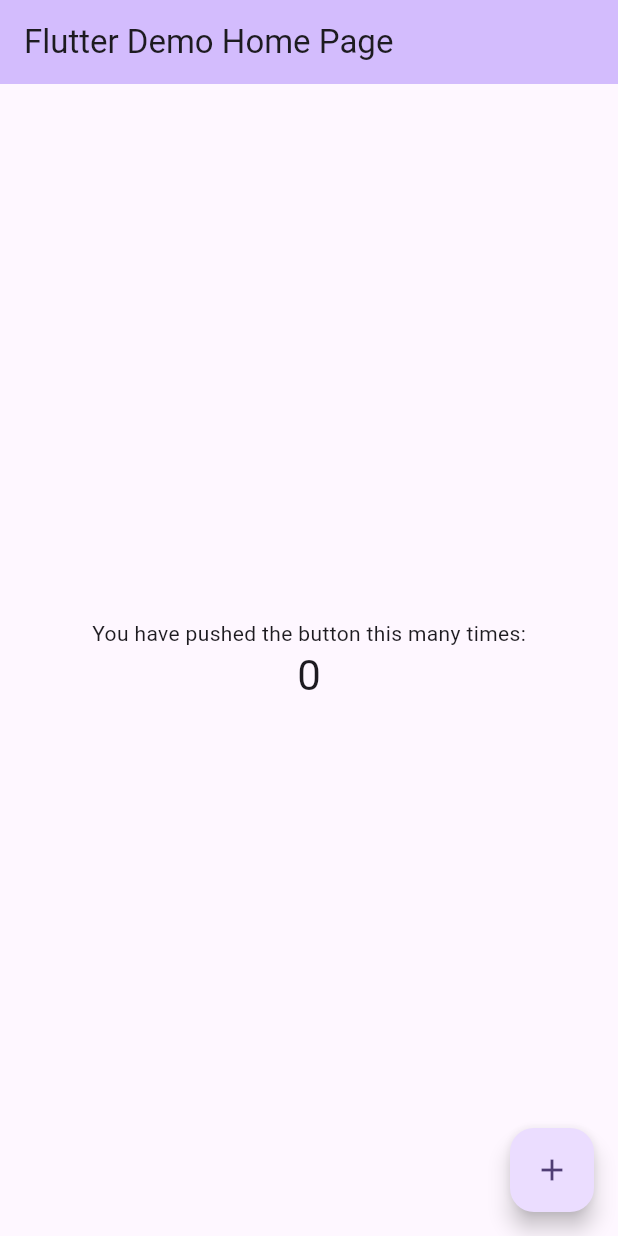
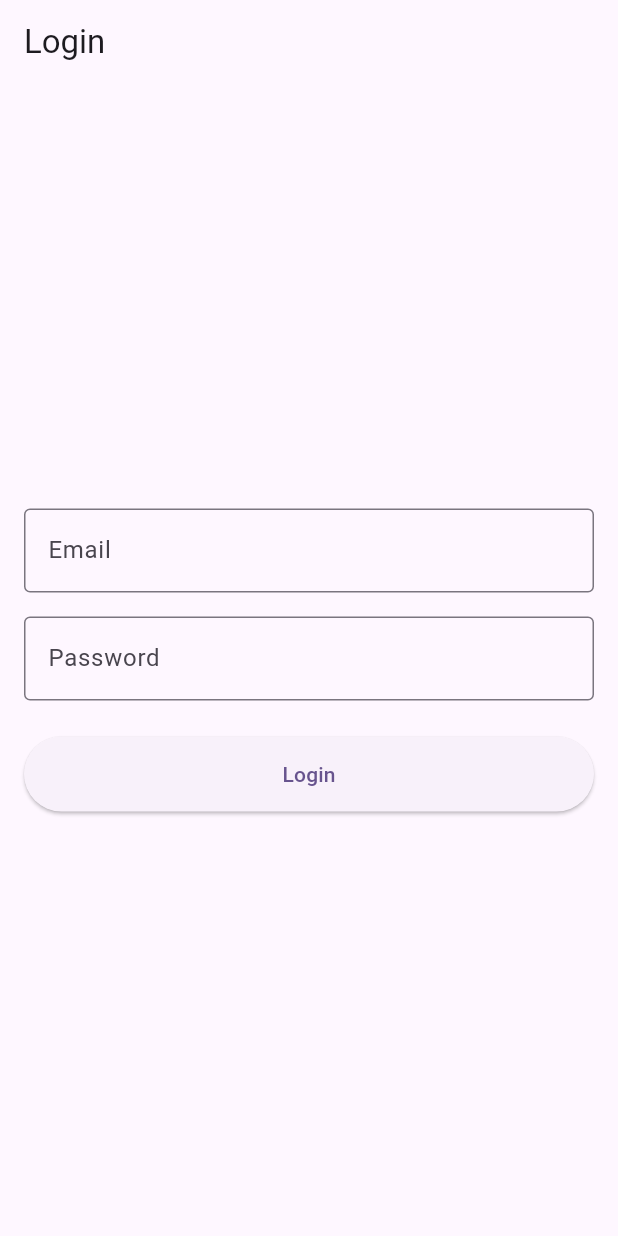
Before and after one commit to jessevandevelde/rma-flutter-app, a Flutter app: the screen it shows after launch, on a phone screen of 412 x 824 dp. Run offline on Flutter 3.47's test engine with Material 3 defaults, Android fonts, the phone set to English and light mode, and no system bars.

Commit message:
login page test

```diff
--- a/lib/main.dart
+++ b/lib/main.dart
@@ -1,4 +1,5 @@
 import 'package:flutter/material.dart';
+import 'package:rma_app/screens/login_screen.dart';
 
 void main() {
   runApp(const MyApp());
@@ -7,116 +8,16 @@ void main() {
 class MyApp extends StatelessWidget {
   const MyApp({super.key});
 
-  // This widget is the root of your application.
   @override
   Widget build(BuildContext context) {
     return MaterialApp(
-      title: 'Flutter Demo',
+      title: 'Flutter Login Demo',
       theme: ThemeData(
-        // This is the theme of your application.
-        //
-        // TRY THIS: Try running your application with "flutter run". You'll see
-        // the application has a purple toolbar. Then, without quitting the app,
-        // try changing the seedColor in the colorScheme below to Colors.green
-        // and then invoke "hot reload" (save your changes or press the "hot
-        // reload" button in a Flutter-supported IDE, or press "r" if you used
-        // the command line to start the app).
-        //
-        // Notice that the counter didn't reset back to zero; the application
-        // state is not lost during the reload. To reset the state, use hot
-        // restart instead.
-        //
-        // This works for code too, not just values: Most code changes can be
-        // tested with just a hot reload.
-        colorScheme: .fromSeed(seedColor: Colors.deepPurple),
+        colorScheme: ColorScheme.fromSeed(seedColor: Colors.deepPurple),
+        useMaterial3: true,
       ),
-      home: const MyHomePage(title: 'Flutter Demo Home Page'),
+      // We set LoginScreen as the home page of the app
+      home: const LoginScreen(),
     );
   }
 }
-
-class MyHomePage extends StatefulWidget {
-  const MyHomePage({super.key, required this.title});
-
-  // This widget is the home page of your application. It is stateful, meaning
-  // that it has a State object (defined below) that contains fields that affect
-  // how it looks.
-
-  // This class is the configuration for the state. It holds the values (in this
-  // case the title) provided by the parent (in this case the App widget) and
-  // used by the build method of the State. Fields in a Widget subclass are
-  // always marked "final".
-
-  final String title;
-
-  @override
-  State<MyHomePage> createState() => _MyHomePageState();
-}
-
-class _MyHomePageState extends State<MyHomePage> {
-  int _counter = 0;
-
-  void _incrementCounter() {
-    setState(() {
-      // This call to setState tells the Flutter framework that something has
-      // changed in this State, which causes it to rerun the build method below
-      // so that the display can reflect the updated values. If we changed
-      // _counter without calling setState(), then the build method would not be
-      // called again, and so nothing would appear to happen.
-      _counter++;
-    });
-  }
-
-  @override
-  Widget build(BuildContext context) {
-    // This method is rerun every time setState is called, for instance as done
-    // by the _incrementCounter method above.
-    //
-    // The Flutter framework has been optimized to make rerunning build methods
-    // fast, so that you can just rebuild anything that needs updating rather
-    // than having to individually change instances of widgets.
-    return Scaffold(
-      appBar: AppBar(
-        // TRY THIS: Try changing the color here to a specific color (to
-        // Colors.amber, perhaps?) and trigger a hot reload to see the AppBar
-        // change color while the other colors stay the same.
-        backgroundColor: Theme.of(context).colorScheme.inversePrimary,
-        // Here we take the value from the MyHomePage object that was created by
-        // the App.build method, and use it to set our appbar title.
-        title: Text(widget.title),
-      ),
-      body: Center(
-        // Center is a layout widget. It takes a single child and positions it
-        // in the middle of the parent.
-        child: Column(
-          // Column is also a layout widget. It takes a list of children and
-          // arranges them vertically. By default, it sizes itself to fit its
-          // children horizontally, and tries to be as tall as its parent.
-          //
-          // Column has various properties to control how it sizes itself and
-          // how it positions its children. Here we use mainAxisAlignment to
-          // center the children vertically; the main axis here is the vertical
-          // axis because Columns are vertical (the cross axis would be
-          // horizontal).
-          //
-          // TRY THIS: Invoke "debug painting" (choose the "Toggle Debug Paint"
-          // action in the IDE, or press "p" in the console), to see the
-          // wireframe for each widget.
-          mainAxisAlignment: .center,
-          children: [
-            const Text('You have pushed the button this many times:'),
-            Text(
-              '$_counter',
-              style: Theme.of(context).textTheme.headlineMedium,
-            ),
-          ],
-        ),
-      ),
-      floatingActionButton: FloatingActionButton(
-        onPressed: _incrementCounter,
-        tooltip: 'Increment',
-        child: const Icon(Icons.add),
-      ),
-    );
-  }
-}
--- /dev/null
+++ b/lib/screens/login_screen.dart
@@ -0,0 +1,87 @@
+import 'package:flutter/material.dart';
+
+class LoginScreen extends StatefulWidget {
+  const LoginScreen({super.key});
+
+  @override
+  State<LoginScreen> createState() => _LoginScreenState();
+}
+
+class _LoginScreenState extends State<LoginScreen> {
+  final _formKey = GlobalKey<FormState>();
+  final _emailController = TextEditingController();
+  final _passwordController = TextEditingController();
+
+  @override
+  void dispose() {
+    _emailController.dispose();
+    _passwordController.dispose();
+    super.dispose();
+  }
+
+  void _login() {
+    if (_formKey.currentState!.validate()) {
+      // In a real app, you'd talk to a server here.
+      ScaffoldMessenger.of(context).showSnackBar(
+        const SnackBar(content: Text('Processing Login')),
+      );
+    }
+  }
+
+  @override
+  Widget build(BuildContext context) {
+    return Scaffold(
+      appBar: AppBar(
+        title: const Text('Login'),
+      ),
+      body: Padding(
+        padding: const EdgeInsets.all(16.0),
+        child: Form(
+          key: _formKey,
+          child: Column(
+            mainAxisAlignment: MainAxisAlignment.center,
+            children: [
+              TextFormField(
+                controller: _emailController,
+                decoration: const InputDecoration(
+                  labelText: 'Email',
+                  border: OutlineInputBorder(),
+                ),
+                keyboardType: TextInputType.emailAddress,
+                validator: (value) {
+                  if (value == null || value.isEmpty) {
+                    return 'Please enter your email';
+                  }
+                  return null;
+                },
+              ),
+              const SizedBox(height: 16),
+              TextFormField(
+                controller: _passwordController,
+                decoration: const InputDecoration(
+                  labelText: 'Password',
+                  border: OutlineInputBorder(),
+                ),
+                obscureText: true,
+                validator: (value) {
+                  if (value == null || value.isEmpty) {
+                    return 'Please enter your password';
+                  }
+                  return null;
+                },
+              ),
+              const SizedBox(height: 24),
+              ElevatedButton(
+                onPressed: _login,
+                style: ElevatedButton.styleFrom(
+                  minimumSize: const Size.fromHeight(50),
+                ),
+                child: const Text('Login'),
+              ),
+            ],
+          ),
+        ),
+      ),
+    );
+  }
+}
```
Also changed, not shown: 5 other files.
